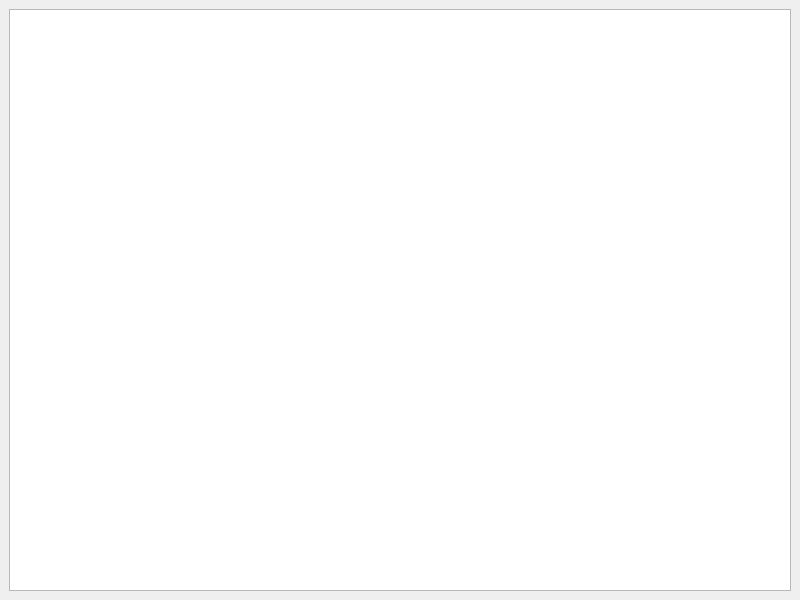
Old version of the form server/main_view.ui in the repository rasmadeus/RChat.
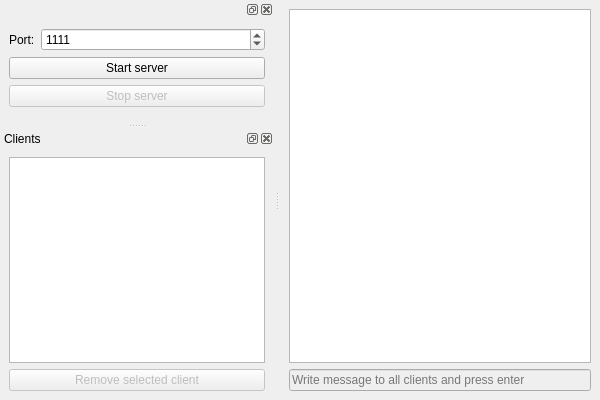
New version of the form.

What changed in the file:
```diff
--- a/server/main_view.ui
+++ b/server/main_view.ui
@@ -6,20 +6,101 @@
    <rect>
     <x>0</x>
     <y>0</y>
-    <width>800</width>
-    <height>600</height>
+    <width>600</width>
+    <height>400</height>
    </rect>
   </property>
   <property name="windowTitle">
    <string>MainWindow</string>
   </property>
-  <widget class="QWidget" name="centralwidget">
-   <layout class="QGridLayout" name="gridLayout">
-    <item row="0" column="0">
+  <widget class="QWidget" name="centralWidget">
+   <layout class="QVBoxLayout" name="verticalLayout">
+    <item>
      <widget class="QTextBrowser" name="log"/>
     </item>
+    <item>
+     <widget class="QLineEdit" name="msgLineEdit">
+      <property name="enabled">
+       <bool>false</bool>
+      </property>
+      <property name="placeholderText">
+       <string>Write message to all clients and press enter</string>
+      </property>
+     </widget>
+    </item>
    </layout>
   </widget>
+  <widget class="QDockWidget" name="dockHostWidget">
+   <property name="windowTitle">
+    <string/>
+   </property>
+   <attribute name="dockWidgetArea">
+    <number>1</number>
+   </attribute>
+   <widget class="QWidget" name="hostWidget">
+    <layout class="QFormLayout" name="hostLayout">
+     <item row="0" column="0">
+      <widget class="QLabel" name="portLabel">
+       <property name="text">
+        <string>Port:</string>
+       </property>
+      </widget>
+     </item>
+     <item row="0" column="1">
+      <widget class="QSpinBox" name="portSpinBox">
+       <property name="maximum">
+        <number>65535</number>
+       </property>
+       <property name="value">
+        <number>1111</number>
+       </property>
+      </widget>
+     </item>
+     <item row="1" column="0" colspan="2">
+      <widget class="QPushButton" name="startServerButton">
+       <property name="text">
+        <string>Start server</string>
+       </property>
+      </widget>
+     </item>
+     <item row="2" column="0" colspan="2">
+      <widget class="QPushButton" name="stopServerButton">
+       <property name="enabled">
+        <bool>false</bool>
+       </property>
+       <property name="text">
+        <string>Stop server</string>
+       </property>
+      </widget>
+     </item>
+    </layout>
+   </widget>
+  </widget>
+  <widget class="QDockWidget" name="dockClientsWidget">
+   <property name="windowTitle">
+    <string>Clients</string>
+   </property>
+   <attribute name="dockWidgetArea">
+    <number>1</number>
+   </attribute>
+   <widget class="QWidget" name="clientsWidget">
+    <layout class="QVBoxLayout" name="clientsLayout">
+     <item>
+      <widget class="QListView" name="clientsView"/>
+     </item>
+     <item>
+      <widget class="QPushButton" name="removeClientButton">
+       <property name="enabled">
+        <bool>false</bool>
+       </property>
+       <property name="text">
+        <string>Remove selected client</string>
+       </property>
+      </widget>
+     </item>
+    </layout>
+   </widget>
+  </widget>
  </widget>
  <resources/>
  <connections/>
```
